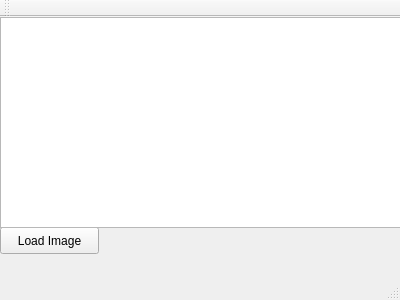
Before: the Qt Designer form Vectorization/mainwindow.ui in darina2612/Vectorization, drawn with Qt 5.
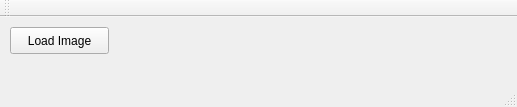
After: the same form once the commit is applied.

The edit to the form file:
```diff
--- a/Vectorization/mainwindow.ui
+++ b/Vectorization/mainwindow.ui
@@ -6,8 +6,8 @@
    <rect>
     <x>0</x>
     <y>0</y>
-    <width>400</width>
-    <height>300</height>
+    <width>517</width>
+    <height>107</height>
    </rect>
   </property>
   <property name="windowTitle">
@@ -17,8 +17,8 @@
    <widget class="QPushButton" name="pushButton">
     <property name="geometry">
      <rect>
-      <x>0</x>
-      <y>210</y>
+      <x>10</x>
+      <y>10</y>
       <width>99</width>
       <height>27</height>
      </rect>
@@ -27,16 +27,6 @@
      <string>Load Image</string>
     </property>
    </widget>
-   <widget class="QGraphicsView" name="graphicsView">
-    <property name="geometry">
-     <rect>
-      <x>0</x>
-      <y>0</y>
-      <width>401</width>
-      <height>211</height>
-     </rect>
-    </property>
-   </widget>
   </widget>
   <widget class="QMenuBar" name="menuBar">
    <property name="geometry">
```
Left out of the diff: 2 changed lines with no effect on the pictures.
